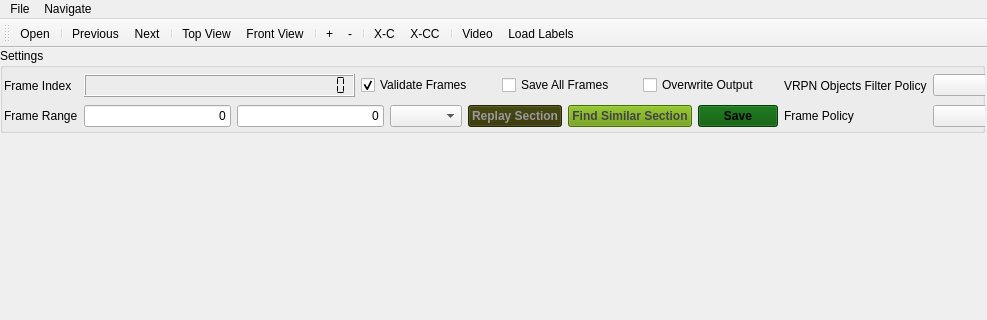
Before: the Qt Designer form tools/workbench/visualization_window.ui in hcilab-uic/ipme, drawn with Qt 5; both pictures show x 0 to 987 and y 0 to 320 of the 987 by 739 pixel window.
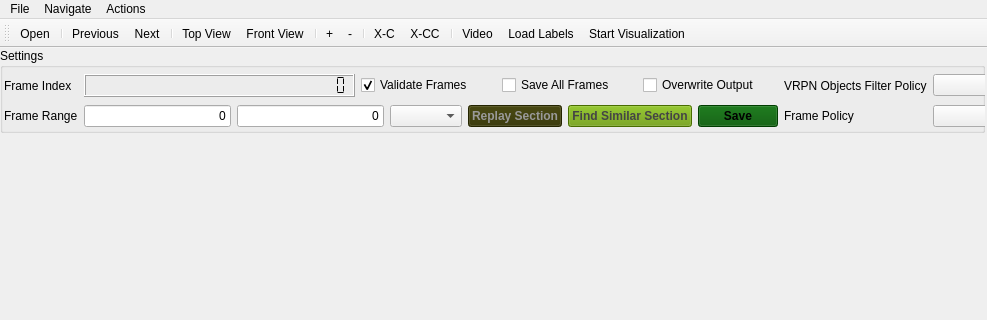
After: the same form once the commit is applied.

Diff of the .ui file:
```diff
--- a/tools/workbench/visualization_window.ui
+++ b/tools/workbench/visualization_window.ui
@@ -228,8 +228,15 @@
     <addaction name="action_previous"/>
     <addaction name="action_next"/>
    </widget>
+   <widget class="QMenu" name="menu_actions">
+    <property name="title">
+     <string>Actions</string>
+    </property>
+    <addaction name="action_start_viz"/>
+   </widget>
    <addaction name="menu_file"/>
    <addaction name="menu_navigate"/>
+   <addaction name="menu_actions"/>
   </widget>
   <widget class="QStatusBar" name="statusbar"/>
   <widget class="QToolBar" name="tool_bar">
@@ -258,6 +265,7 @@
    <addaction name="separator"/>
    <addaction name="action_launch_video"/>
    <addaction name="action_load_labels"/>
+   <addaction name="action_start_viz"/>
   </widget>
   <action name="file_open">
    <property name="text">
@@ -326,6 +334,11 @@
     <string>Load Labels</string>
    </property>
   </action>
+  <action name="action_start_viz">
+   <property name="text">
+    <string>Start Visualization</string>
+   </property>
+  </action>
  </widget>
  <resources/>
  <connections/>
```
